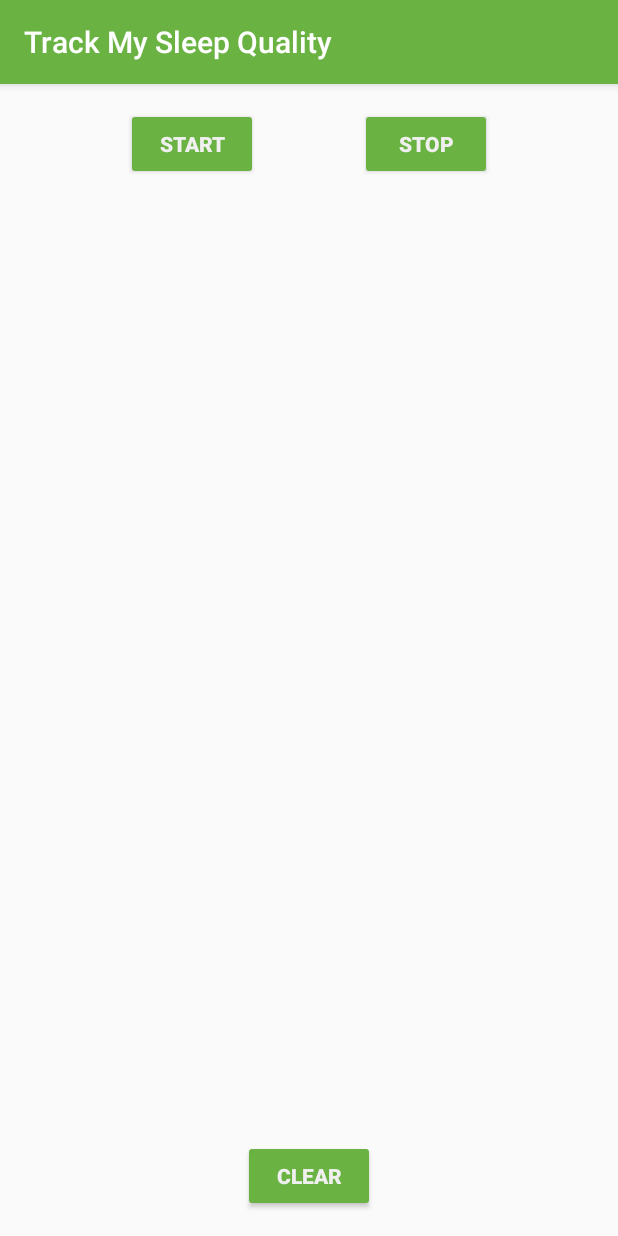
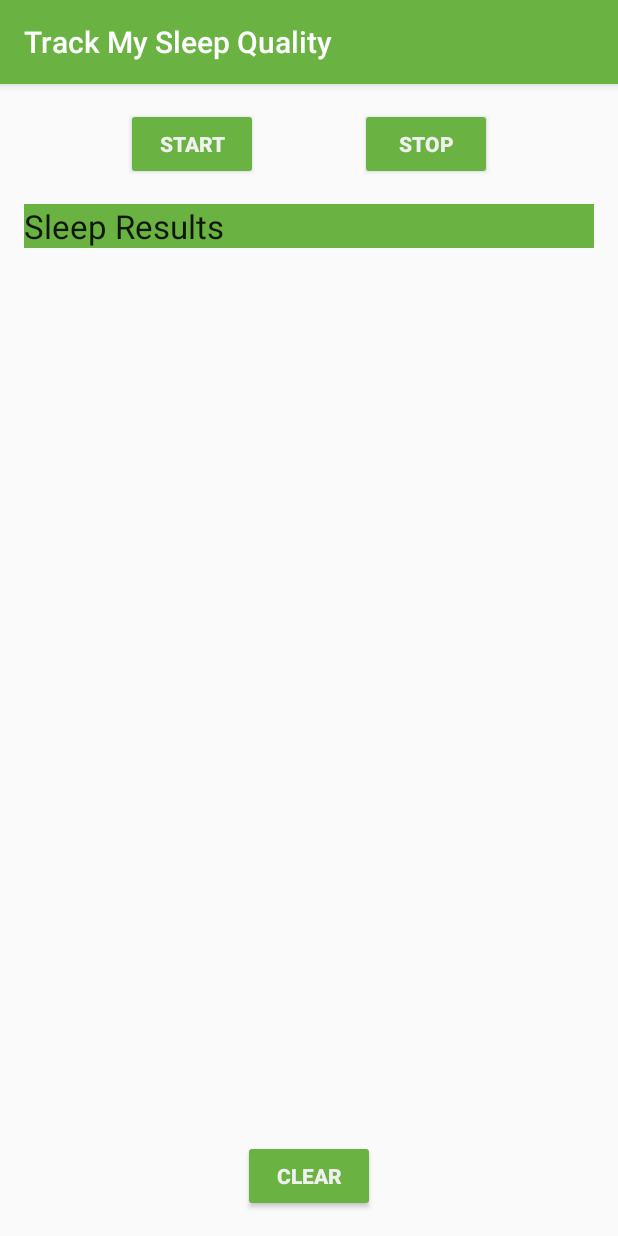
Before and after one commit to zvonimirplivelic/TrackMySleepQuality, an Android app: the screen it shows after launch (MainActivity), on a phone screen of 412 x 824 dp. Run offline under Robolectric (Android 15) with nearby library versions, the phone set to English and light mode, and no system bars; our stand-ins replace Room's generated code, data binding; Roboto replaces fonts that are not available here; 3 statements that could not run were skipped.

```diff
--- a/app/src/main/java/com/example/android/trackmysleepquality/sleeptracker/SleepNightAdapter.kt
+++ b/app/src/main/java/com/example/android/trackmysleepquality/sleeptracker/SleepNightAdapter.kt
@@ -49,7 +49,7 @@ class SleepNightAdapter(val clickListener: SleepNightListener):
         return when (viewType) {
             ITEM_VIEW_TYPE_HEADER -> TextViewHolder.from(parent)
             ITEM_VIEW_TYPE_ITEM -> ViewHolder.from(parent)
-            else -> throw ClassCastException("Unknown viewType ${viewType}")
+            else -> throw ClassCastException("Unknown viewType $viewType")
         }
     }
 
--- a/app/src/main/java/com/example/android/trackmysleepquality/sleeptracker/SleepTrackerFragment.kt
+++ b/app/src/main/java/com/example/android/trackmysleepquality/sleeptracker/SleepTrackerFragment.kt
@@ -54,9 +54,9 @@ class SleepTrackerFragment : Fragment() {
         })
         binding.sleepList.adapter = adapter
 
-        sleepTrackerViewModel.nights.observe(viewLifecycleOwner, {
+        sleepTrackerViewModel.nights.observe(viewLifecycleOwner, Observer {
             it?.let {
-                adapter.submitList(it as MutableList<DataItem>)
+                adapter.addHeaderAndSubmitList(it)
             }
         })
 
```
